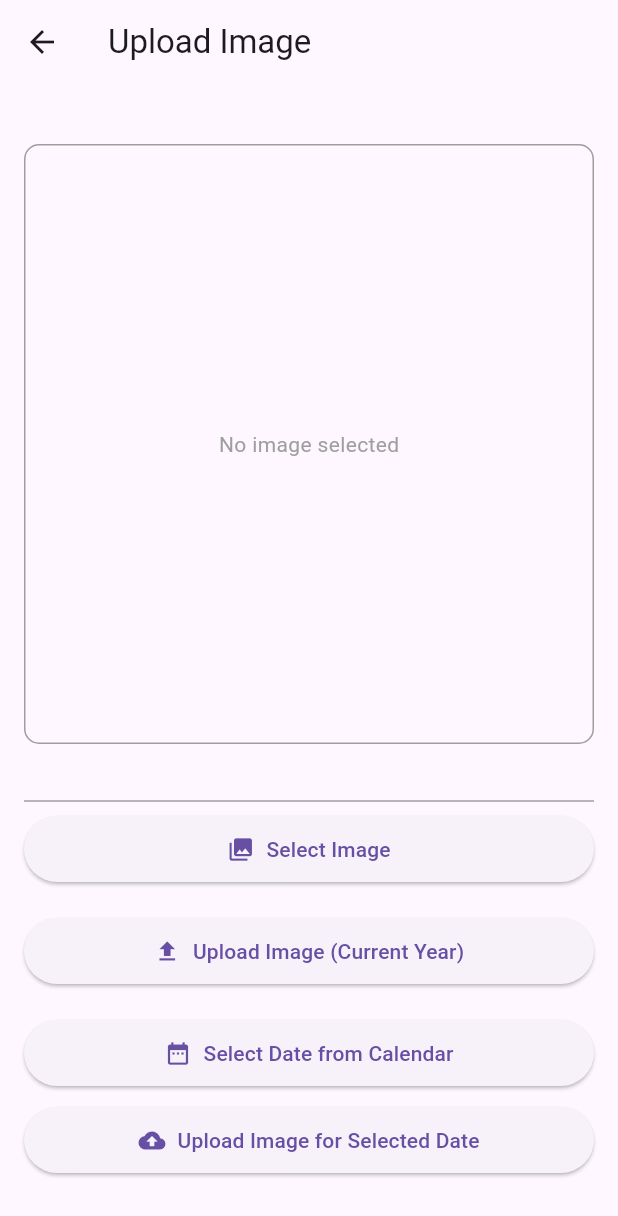
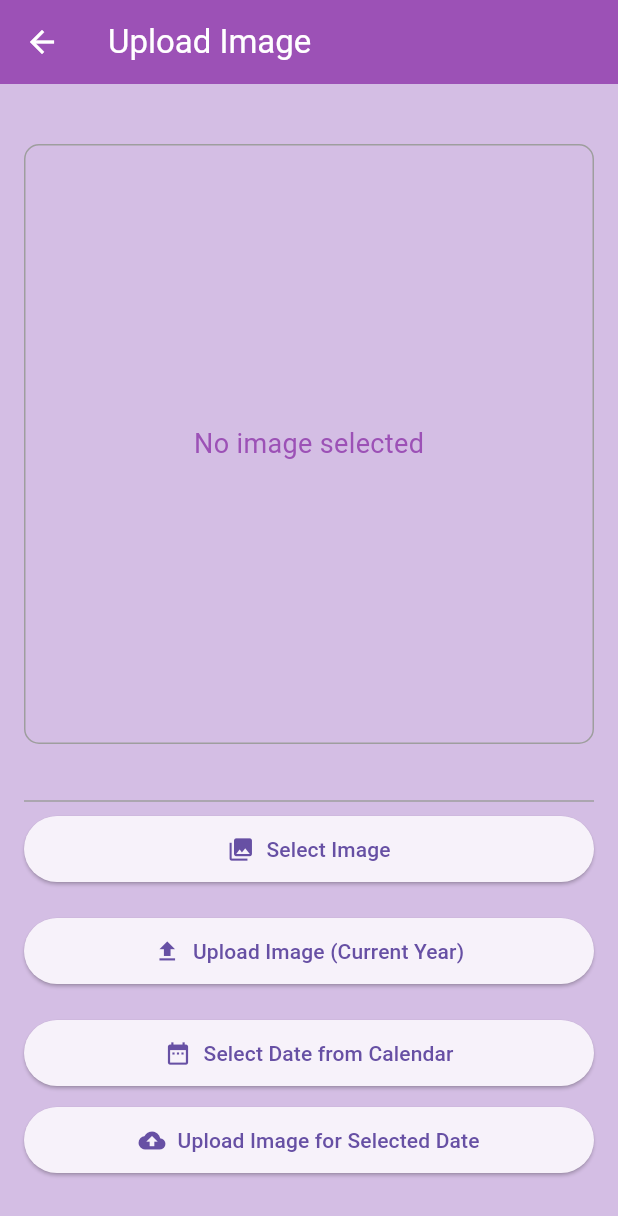
Before and after one commit to TaherML1/galleryApp, a Flutter app: the Homescreen screen opened by its route, after a tap on the "add a photo" icon, on a phone screen of 412 x 824 dp. Shown: the top 1216 px of the screen. Run offline on Flutter 3.47's test engine with Material 3 defaults, Android fonts, the phone set to English and light mode, and no system bars; our stand-ins replace awesome_notifications, cached_network_image, cloud_firestore, dio, firebase_core, firebase_storage and 8 more; missing offline and left inert: workmanager; accounts and stored records are empty; network calls fail.

Commit message:
UI Desgin is done

```diff
--- a/lib/services/storage_service.dart
+++ b/lib/services/storage_service.dart
@@ -15,7 +15,7 @@ class StorageService {
     var result = await FlutterImageCompress.compressAndGetFile(
       file.absolute.path,  // Input file path
       targetPath,          // Output file path
-      quality: 50,         // Adjust compression quality (0-100)
+      quality: 75,         // Adjust compression quality (0-100)
     );
 
     if (result == null) {
--- a/lib/views/homeScreen.dart
+++ b/lib/views/homeScreen.dart
@@ -114,7 +114,8 @@ class _HomescreenState extends State<Homescreen> {
             // Years ExpansionTile
             ExpansionTile(
               title: const Text('Show Years', style: TextStyle(
-                color: Color(0xFF9c51b6),  // Set text color as needed
+                color: Color(0xFF9c51b6),
+                fontWeight: FontWeight.w700
               )),
               leading: const Icon(Icons.calendar_today, color: Color(0xFF9c51b6)),  // Set icon color as needed
               iconColor: Color(0xFF9c51b6),
@@ -135,8 +136,8 @@ class _HomescreenState extends State<Homescreen> {
             ),
             // Favorites ListTile
             ListTile(
-              leading: const Icon(Icons.favorite, color: Color(0xFF9c51b6)),  // Set icon color as needed
-              title: const Text('Favorites', style: TextStyle(color: Color(0xFF9c51b6))),  // Set text color
+              leading: const Icon(Icons.favorite, color: Color(0xFF9c51b6),  ),  // Set icon color as needed
+              title: const Text('Favorites', style: TextStyle(color: Color(0xFF9c51b6) , fontWeight: FontWeight.w700)),  // Set text color
               onTap: () {
                 Navigator.pop(context);
                 Navigator.pushNamed(context, '/favorites');
@@ -148,7 +149,7 @@ class _HomescreenState extends State<Homescreen> {
             // Info ListTile at the bottom
             ListTile(
               leading: const Icon(Icons.info, color: Color(0xFF9c51b6)),  // Set icon color as needed
-              title: const Text('Info', style: TextStyle(color: Color(0xFF9c51b6))),  // Set text color
+              title: const Text('Info', style: TextStyle(color: Color(0xFF9c51b6) , fontWeight: FontWeight.w700)),  // Set text color
               onTap: () {
                 Navigator.pop(context);
                 Navigator.pushNamed(context, '/info');
@@ -241,7 +242,7 @@ backgroundColor: Color(0xffD4BEE4),
                 );
               },
             )
-          : const Center(child: Text('Select a year to view photos.',style: TextStyle(color: Color(0xFF9c51b6) , fontWeight: FontWeight.w500  ,fontSize: 20),  ) ),
+          : const Center(child: Text('Select a year to view photos.',style: TextStyle(color: Color(0xFF9c51b6) , fontWeight: FontWeight.w700  ,fontSize: 20),  ) ),
     );
   }
 }
--- a/lib/views/upload_image_screen.dart
+++ b/lib/views/upload_image_screen.dart
@@ -154,8 +154,17 @@ class _UploadImageScreenState extends State<UploadImageScreen> {
   @override
   Widget build(BuildContext context) {
     return Scaffold(
-      appBar: AppBar(title: Text('Upload Image')),
-      body: Padding(
+      appBar: AppBar(title: Text('Upload Image' , style: TextStyle(color: Colors.white),),
+         backgroundColor: const Color(0xFF9c51b6),
+        iconTheme: const IconThemeData(
+    color: Colors.white,
+  ),
+
+      ),
+
+      body: Container(
+        color: Color(0xffD4BEE4),
+        child: Padding(
           padding: const EdgeInsets.all(16.0),
           child: Column(
             mainAxisAlignment: MainAxisAlignment.center,
@@ -184,7 +193,7 @@ class _UploadImageScreenState extends State<UploadImageScreen> {
                   child: Center(
                     child: Text(
                       'No image selected',
-                    style: TextStyle(color: Colors.grey),
+                      style: TextStyle(color: Color(0xFF9c51b6) , fontSize: 18 ),
                     ),
                   ),
                 ),
@@ -243,6 +252,7 @@ class _UploadImageScreenState extends State<UploadImageScreen> {
             ],
           ),
         ),
+      ),
     );
   }
 }
```
Also changed, not shown: lib/main.dart (+7 -1 lines), lib/views/timeline_view.dart (+30 -7 lines). Lines whose indentation alone changed are shown as unchanged.
